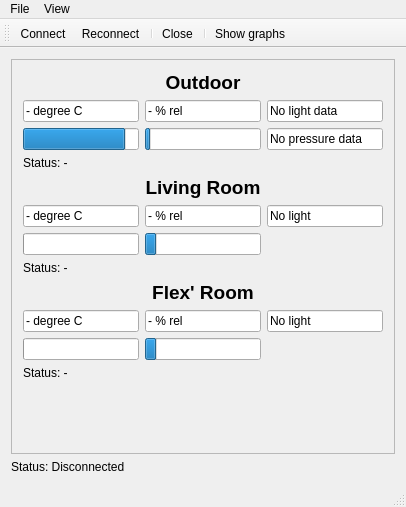
Qt form QtMeteo/mainwindow.ui (grisu48/meteo) before a commit.
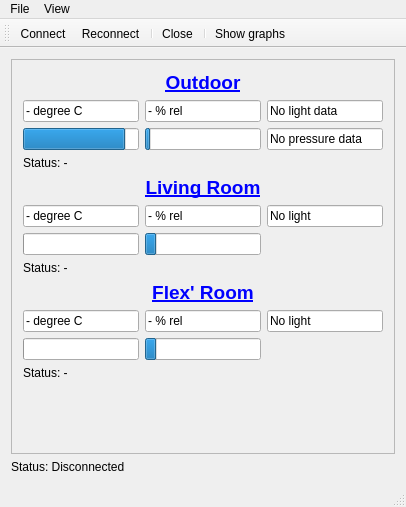
The same form after that commit.

Patch:
```diff
--- a/QtMeteo/mainwindow.ui
+++ b/QtMeteo/mainwindow.ui
@@ -26,7 +26,7 @@
          <x>0</x>
          <y>0</y>
          <width>386</width>
-         <height>388</height>
+         <height>397</height>
         </rect>
        </property>
        <layout class="QGridLayout" name="gridLayout_2">
@@ -90,7 +90,7 @@
            </font>
           </property>
           <property name="text">
-           <string>Outdoor</string>
+           <string>&lt;a href=&quot;Outdoor&quot;&gt;Outdoor&lt;/a&gt;</string>
           </property>
           <property name="alignment">
            <set>Qt::AlignCenter</set>
@@ -107,7 +107,7 @@
            </font>
           </property>
           <property name="text">
-           <string>Living Room</string>
+           <string>&lt;a href=&quot;LivingRoom&quot;&gt;Living Room&lt;/a&gt;</string>
           </property>
           <property name="alignment">
            <set>Qt::AlignCenter</set>
@@ -312,7 +312,7 @@
            </font>
           </property>
           <property name="text">
-           <string>Flex' Room</string>
+           <string>&lt;a href=&quot;FlexRoom&quot;&gt;Flex' Room&lt;/a&gt;</string>
           </property>
           <property name="alignment">
            <set>Qt::AlignCenter</set>
```
Left out of the diff: 2 changed lines with no effect on the pictures.
